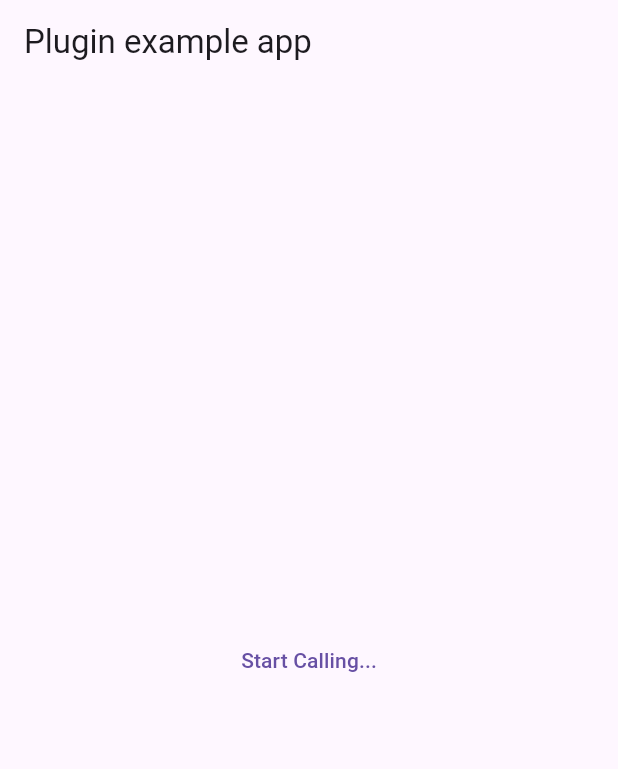
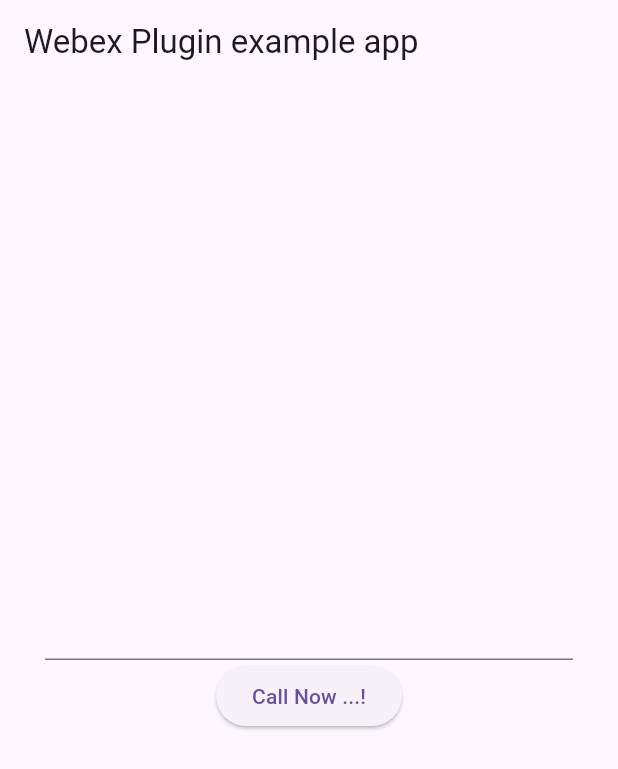
Before and after one commit to marjandn/webex_flutter_plugin, a Flutter app: the screen it shows after launch, on a phone screen of 412 x 824 dp. Shown: the top 769 px of the screen. Run offline on Flutter 3.47's test engine with Material 3 defaults, Android fonts, the phone set to English and light mode, and no system bars; our stand-ins replace plugin_platform_interface.

Commit message:
Get caller id from the flutter side Add a call again dialog if call failed

```diff
--- a/example/lib/main.dart
+++ b/example/lib/main.dart
@@ -16,30 +16,23 @@ class MyApp extends StatefulWidget {
 }
 
 class _MyAppState extends State<MyApp> {
-  String _platformVersion = 'Unknown';
   final _webexFlutterPlugin = WebexFlutterPlugin();
+
+  final _phoneController = TextEditingController();
 
   @override
   void initState() {
     super.initState();
-    initPlatformState();
   }
 
-  // Platform messages are asynchronous, so we initialize in an async method.
   initPlatformState() async {
-    String platformVersion;
-    // Platform messages may fail, so we use a try/catch PlatformException.
-    // We also handle the message potentially returning null.
     try {
-      platformVersion = await _webexFlutterPlugin.startWebexCalling() ??
-          'Unknown platform version';
+      await _webexFlutterPlugin.startWebexCalling(
+          callerId: _phoneController.text.trim());
     } on PlatformException {
-      platformVersion = 'Failed to get platform version.';
+      debugPrint('Something went wrong');
     }
 
-    // If the widget was removed from the tree while the asynchronous platform
-    // message was in flight, we want to discard the reply rather than calling
-    // setState to update our non-existent appearance.
     if (!mounted) return;
   }
 
@@ -47,16 +40,23 @@ class _MyAppState extends State<MyApp> {
   Widget build(BuildContext context) {
     return MaterialApp(
       home: Scaffold(
-        appBar: AppBar(
-          title: const Text('Plugin example app'),
-        ),
-        body: Center(
-          child: TextButton(
-            child: Text('Start Calling...'),
-            onPressed: initPlatformState,
+          appBar: AppBar(
+            title: const Text('Webex Plugin example app'),
           ),
-        ),
-      ),
+          body: Padding(
+            padding: const EdgeInsets.all(30),
+            child: Column(
+              mainAxisAlignment: MainAxisAlignment.center,
+              children: [
+                TextField(
+                  controller: _phoneController,
+                ),
+                ElevatedButton(
+                    onPressed: initPlatformState,
+                    child: const Text("Call Now ...!"))
+              ],
+            ),
+          )),
     );
   }
 }
--- a/lib/webex_flutter_plugin.dart
+++ b/lib/webex_flutter_plugin.dart
@@ -1,8 +1,7 @@
-
 import 'webex_flutter_plugin_platform_interface.dart';
 
 class WebexFlutterPlugin {
-  Future<String?> startWebexCalling() {
-    return WebexFlutterPluginPlatform.instance.startWebexCalling();
+  Future<void> startWebexCalling({required String callerId}) async {
+    WebexFlutterPluginPlatform.instance.startWebexCalling(callerId: callerId);
   }
 }
--- a/lib/webex_flutter_plugin_method_channel.dart
+++ b/lib/webex_flutter_plugin_method_channel.dart
@@ -10,8 +10,8 @@ class MethodChannelWebexFlutterPlugin extends WebexFlutterPluginPlatform {
   final methodChannel = const MethodChannel('webex_flutter_plugin');
 
   @override
-  Future<String?> startWebexCalling() async {
-    final version = await methodChannel.invokeMethod<String>('startWebexCalling');
-    return version;
+  Future<void> startWebexCalling({required String callerId}) async {
+    await methodChannel
+        .invokeMethod<String>('startWebexCalling', {'caller_id': callerId});
   }
 }
--- a/lib/webex_flutter_plugin_platform_interface.dart
+++ b/lib/webex_flutter_plugin_platform_interface.dart
@@ -8,7 +8,8 @@ abstract class WebexFlutterPluginPlatform extends PlatformInterface {
 
   static final Object _token = Object();
 
-  static WebexFlutterPluginPlatform _instance = MethodChannelWebexFlutterPlugin();
+  static WebexFlutterPluginPlatform _instance =
+      MethodChannelWebexFlutterPlugin();
 
   /// The default instance of [WebexFlutterPluginPlatform] to use.
   ///
@@ -23,7 +24,7 @@ abstract class WebexFlutterPluginPlatform extends PlatformInterface {
     _instance = instance;
   }
 
-  Future<String?> startWebexCalling() {
+  Future<void> startWebexCalling({required String callerId}) {
     throw UnimplementedError('platformVersion() has not been implemented.');
   }
 }
```
Also changed, not shown: 3 other files.
